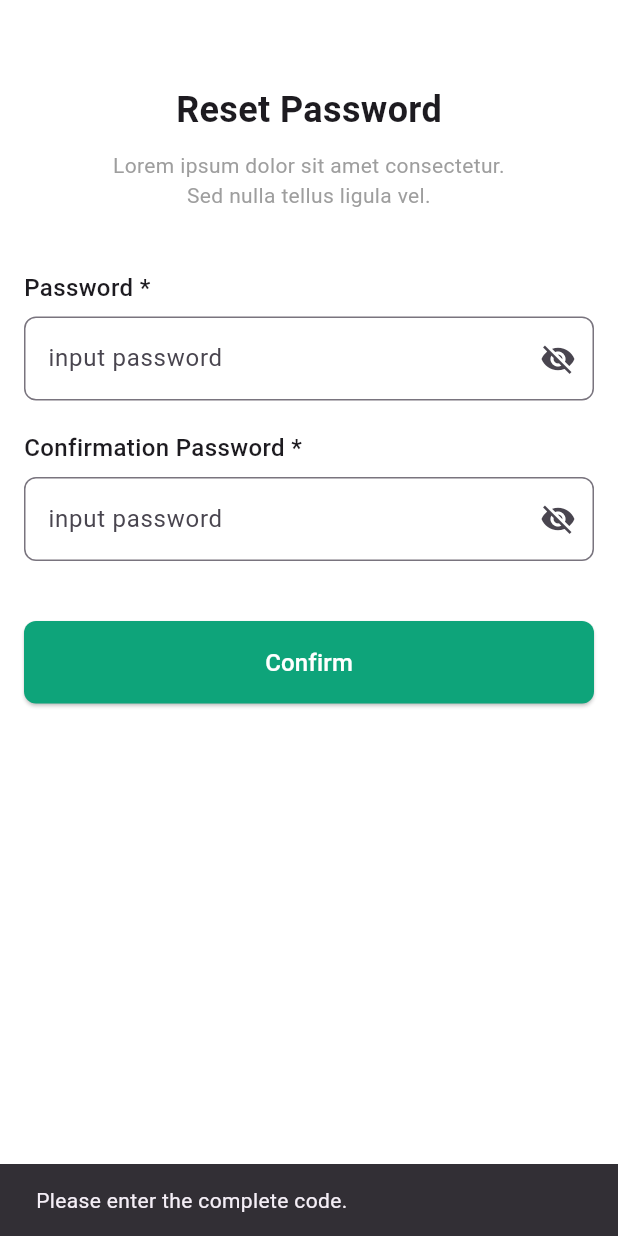
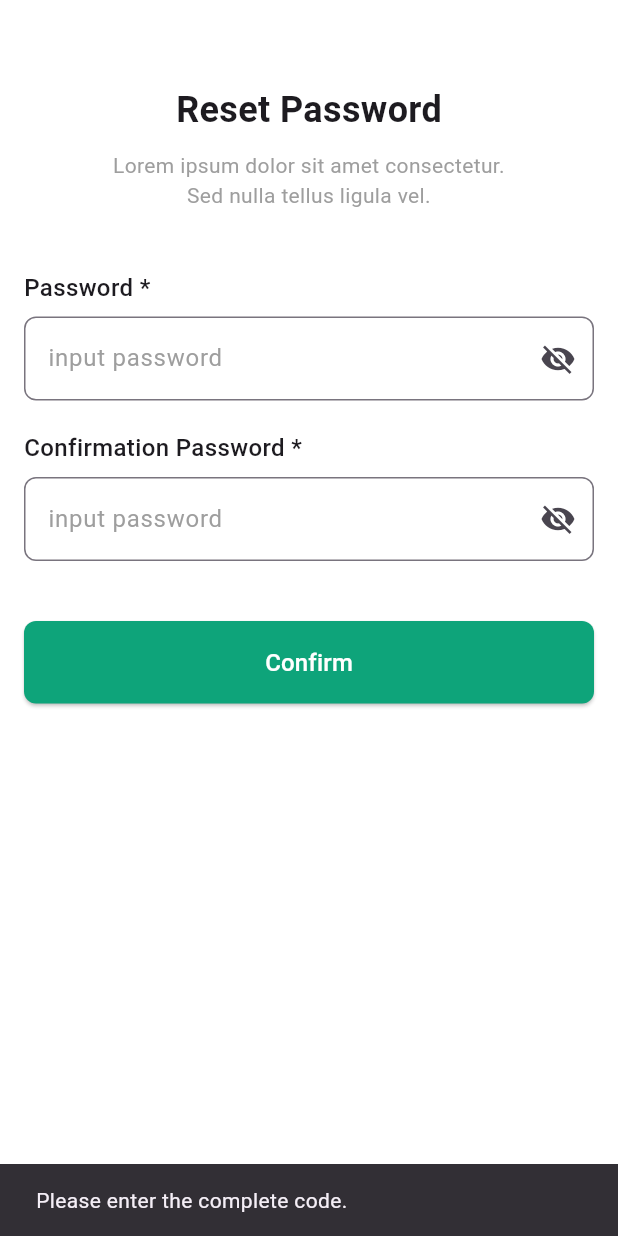
Before and after one commit to sarash1234/graduation_Project, a Flutter app: the LoginScreen screen opened by its route, after a tap on "Forgot Password?", after a tap on "Continue", after a tap on "Submit Code", on a phone screen of 412 x 824 dp. Run offline on Flutter 3.47's test engine with Material 3 defaults, Android fonts, the phone set to English and light mode, and no system bars; our stand-ins replace go_router, intl_phone_number_input.

Commit message:
last updates

```diff
--- a/lib/features/auth/forget_password.dart
+++ b/lib/features/auth/forget_password.dart
@@ -58,6 +58,7 @@ class ForgetPasswordScreen extends StatelessWidget {
                   TextFormField(
                     decoration: InputDecoration(
                       hintText: 'Example@gmail.com',
+                      hintStyle: TextStyle(color: Colors.grey),
                       border: OutlineInputBorder(
                         borderRadius: BorderRadius.circular(8.0),
                       ),
@@ -66,8 +67,8 @@ class ForgetPasswordScreen extends StatelessWidget {
                             const BorderSide(color: Colors.teal, width: 2),
                         borderRadius: BorderRadius.circular(8.0),
                       ),
-                      errorText:
-                          'Please input valid email. This email is invalid.',
+                      // errorText:
+                      //     'Please input valid email. This email is invalid.',
                     ),
                   ),
                 ],
--- a/lib/features/auth/login.dart
+++ b/lib/features/auth/login.dart
@@ -35,10 +35,10 @@ class LoginScreen extends StatelessWidget {
                     decoration: InputDecoration(
                       labelText: 'Email',
                       hintText: 'Example@gmail.com',
+                      hintStyle: TextStyle(color: Colors.grey),
                       border: OutlineInputBorder(
                         borderRadius: BorderRadius.circular(8),
                       ),
-
                     ),
                   ),
                   const SizedBox(height: 16),
@@ -48,6 +48,7 @@ class LoginScreen extends StatelessWidget {
                     decoration: InputDecoration(
                       labelText: 'Password',
                       hintText: 'input password',
+                      hintStyle: TextStyle(color: Colors.grey),
                       border: OutlineInputBorder(
                         borderRadius: BorderRadius.circular(8),
                       ),
--- a/lib/features/auth/reset_password.dart
+++ b/lib/features/auth/reset_password.dart
@@ -62,6 +62,8 @@ class _ResetPasswordScreenState extends State<ResetPasswordScreen> {
                 obscureText: !_isPasswordVisible,
                 decoration: InputDecoration(
                   hintText: "input password",
+                      hintStyle: TextStyle(color: Colors.grey),
+
                   suffixIcon: IconButton(
                     icon: Icon(
                       _isPasswordVisible
@@ -93,6 +95,8 @@ class _ResetPasswordScreenState extends State<ResetPasswordScreen> {
                 obscureText: !_isConfirmPasswordVisible,
                 decoration: InputDecoration(
                   hintText: "input password",
+                      hintStyle: TextStyle(color: Colors.grey),
+
                   suffixIcon: IconButton(
                     icon: Icon(
                       _isConfirmPasswordVisible
--- a/pubspec.yaml
+++ b/pubspec.yaml
@@ -32,6 +32,7 @@ dependencies:
   flutter:
     sdk: flutter
   go_router: ^14.6.1
+  intl_phone_number_input: ^0.7.4
 
 dev_dependencies:
 
```
Also changed, not shown: lib/features/auth/register1.dart (+53 -19 lines), pubspec.lock.
